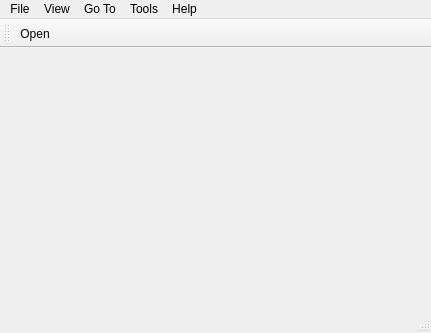
Qt form PdfForQtViewer/pdfviewermainwindow.ui (JakubMelka/PDF4QT) before a commit.
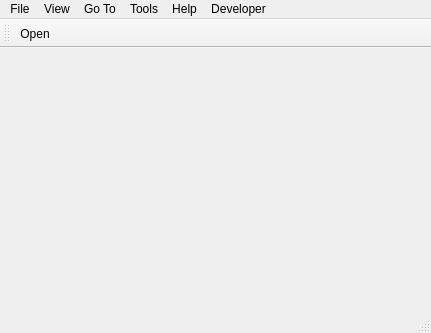
The same form after that commit. Icons and pictures are not drawn.

```diff
--- a/PdfForQtViewer/pdfviewermainwindow.ui
+++ b/PdfForQtViewer/pdfviewermainwindow.ui
@@ -89,11 +89,19 @@
     </property>
     <addaction name="actionAbout"/>
    </widget>
+   <widget class="QMenu" name="menuDeveloper">
+    <property name="title">
+     <string>Developer</string>
+    </property>
+    <addaction name="actionShow_Text_Blocks"/>
+    <addaction name="actionShow_Text_Lines"/>
+   </widget>
    <addaction name="menuFile"/>
    <addaction name="menuView"/>
    <addaction name="menuGoTo"/>
    <addaction name="menuTools"/>
    <addaction name="menuHelp"/>
+   <addaction name="menuDeveloper"/>
   </widget>
   <widget class="QToolBar" name="mainToolBar">
    <attribute name="toolBarArea">
```
Left out of the diff: 16 changed lines with no effect on the pictures.
